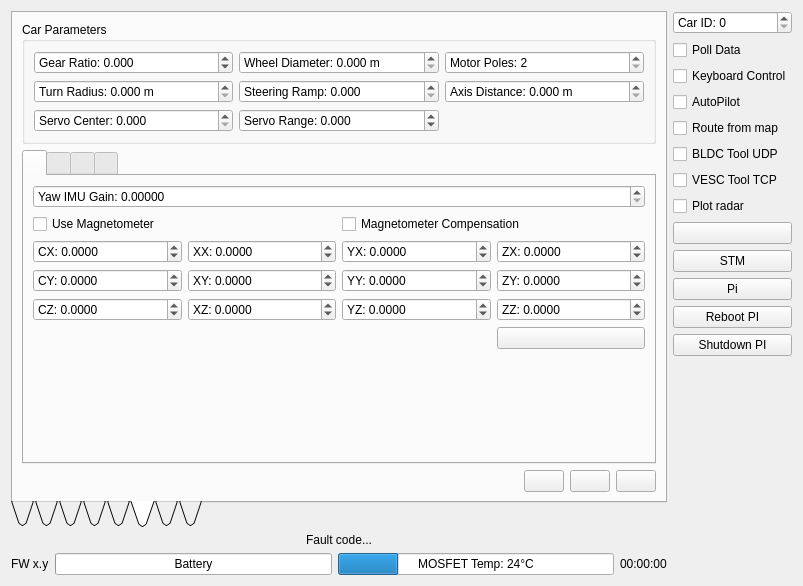
First picture: the form in Linux/RC_Car_Tool/carinterface.ui, repository vedderb/rise_sdvp, before the edit.
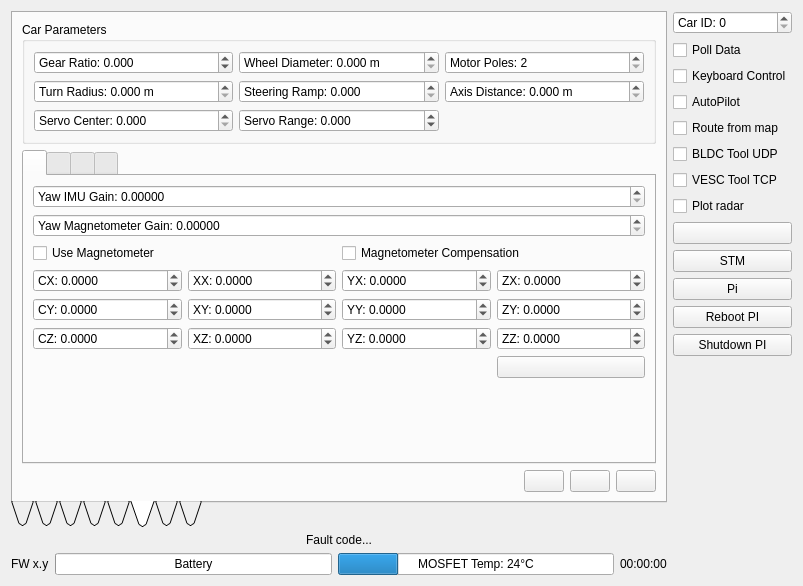
Second picture: the form after the edit. The open tabs and pages were chosen to show the change. Icons and pictures are not drawn. Custom widgets are drawn as their Qt base class.

What changed in the file:
```diff
--- a/Linux/RC_Car_Tool/carinterface.ui
+++ b/Linux/RC_Car_Tool/carinterface.ui
@@ -857,45 +857,7 @@
             <layout class="QVBoxLayout" name="verticalLayout_10">
              <item>
               <layout class="QGridLayout" name="gridLayout_2">
-               <item row="2" column="1">
-                <widget class="QDoubleSpinBox" name="confMagXxBox">
-                 <property name="prefix">
-                  <string>XX: </string>
-                 </property>
-                 <property name="decimals">
-                  <number>4</number>
-                 </property>
-                 <property name="minimum">
-                  <double>-1000.000000000000000</double>
-                 </property>
-                 <property name="maximum">
-                  <double>1000.000000000000000</double>
-                 </property>
-                 <property name="singleStep">
-                  <double>0.100000000000000</double>
-                 </property>
-                </widget>
-               </item>
-               <item row="4" column="1">
-                <widget class="QDoubleSpinBox" name="confMagXzBox">
-                 <property name="prefix">
-                  <string>XZ: </string>
-                 </property>
-                 <property name="decimals">
-                  <number>4</number>
-                 </property>
-                 <property name="minimum">
-                  <double>-1000.000000000000000</double>
-                 </property>
-                 <property name="maximum">
-                  <double>1000.000000000000000</double>
-                 </property>
-                 <property name="singleStep">
-                  <double>0.100000000000000</double>
-                 </property>
-                </widget>
-               </item>
-               <item row="4" column="0">
+               <item row="5" column="0">
                 <widget class="QDoubleSpinBox" name="confMagCzBox">
                  <property name="prefix">
                   <string>CZ: </string>
@@ -914,10 +876,10 @@
                  </property>
                 </widget>
                </item>
-               <item row="2" column="3">
-                <widget class="QDoubleSpinBox" name="confMagZxBox">
+               <item row="5" column="1">
+                <widget class="QDoubleSpinBox" name="confMagXzBox">
                  <property name="prefix">
-                  <string>ZX: </string>
+                  <string>XZ: </string>
                  </property>
                  <property name="decimals">
                   <number>4</number>
@@ -934,9 +896,9 @@
                 </widget>
                </item>
                <item row="4" column="3">
-                <widget class="QDoubleSpinBox" name="confMagZzBox">
+                <widget class="QDoubleSpinBox" name="confMagZyBox">
                  <property name="prefix">
-                  <string>ZZ: </string>
+                  <string>ZY: </string>
                  </property>
                  <property name="decimals">
                   <number>4</number>
@@ -952,7 +914,52 @@
                  </property>
                 </widget>
                </item>
-               <item row="5" column="3">
+               <item row="2" column="2" colspan="2">
+                <widget class="QCheckBox" name="confMagCompBox">
+                 <property name="text">
+                  <string>Magnetometer Compensation</string>
+                 </property>
+                </widget>
+               </item>
+               <item row="3" column="1">
+                <widget class="QDoubleSpinBox" name="confMagXxBox">
+                 <property name="prefix">
+                  <string>XX: </string>
+                 </property>
+                 <property name="decimals">
+                  <number>4</number>
+                 </property>
+                 <property name="minimum">
+                  <double>-1000.000000000000000</double>
+                 </property>
+                 <property name="maximum">
+                  <double>1000.000000000000000</double>
+                 </property>
+                 <property name="singleStep">
+                  <double>0.100000000000000</double>
+                 </property>
+                </widget>
+               </item>
+               <item row="4" column="0">
+                <widget class="QDoubleSpinBox" name="confMagCyBox">
+                 <property name="prefix">
+                  <string>CY: </string>
+                 </property>
+                 <property name="decimals">
+                  <number>4</number>
+                 </property>
+                 <property name="minimum">
+                  <double>-1000.000000000000000</double>
+                 </property>
+                 <property name="maximum">
+                  <double>1000.000000000000000</double>
+                 </property>
+                 <property name="singleStep">
+                  <double>0.100000000000000</double>
+                 </property>
+                </widget>
+               </item>
+               <item row="6" column="3">
                 <widget class="QPushButton" name="magCalLoadButton">
                  <property name="toolTip">
                   <string>Load from compensation tab</string>
@@ -966,10 +973,36 @@
                  </property>
                 </widget>
                </item>
+               <item row="2" column="0" colspan="2">
+                <widget class="QCheckBox" name="confMagUseBox">
+                 <property name="text">
+                  <string>Use Magnetometer</string>
+                 </property>
+                </widget>
+               </item>
+               <item row="5" column="3">
+                <widget class="QDoubleSpinBox" name="confMagZzBox">
+                 <property name="prefix">
+                  <string>ZZ: </string>
+                 </property>
+                 <property name="decimals">
+                  <number>4</number>
+                 </property>
+                 <property name="minimum">
+                  <double>-1000.000000000000000</double>
+                 </property>
+                 <property name="maximum">
+                  <double>1000.000000000000000</double>
+                 </property>
+                 <property name="singleStep">
+                  <double>0.100000000000000</double>
+                 </property>
+                </widget>
+               </item>
                <item row="4" column="2">
-                <widget class="QDoubleSpinBox" name="confMagYzBox">
+                <widget class="QDoubleSpinBox" name="confMagYyBox">
                  <property name="prefix">
-                  <string>YZ: </string>
+                  <string>YY: </string>
                  </property>
                  <property name="decimals">
                   <number>4</number>
@@ -985,7 +1018,7 @@
                  </property>
                 </widget>
                </item>
-               <item row="3" column="1">
+               <item row="4" column="1">
                 <widget class="QDoubleSpinBox" name="confMagXyBox">
                  <property name="prefix">
                   <string>XY: </string>
@@ -1004,64 +1037,7 @@
                  </property>
                 </widget>
                </item>
-               <item row="3" column="0">
-                <widget class="QDoubleSpinBox" name="confMagCyBox">
-                 <property name="prefix">
-                  <string>CY: </string>
-                 </property>
-                 <property name="decimals">
-                  <number>4</number>
-                 </property>
-                 <property name="minimum">
-                  <double>-1000.000000000000000</double>
-                 </property>
-                 <property name="maximum">
-                  <double>1000.000000000000000</double>
-                 </property>
-                 <property name="singleStep">
-                  <double>0.100000000000000</double>
-                 </property>
-                </widget>
-               </item>
-               <item row="2" column="0">
-                <widget class="QDoubleSpinBox" name="confMagCxBox">
-                 <property name="prefix">
-                  <string>CX: </string>
-                 </property>
-                 <property name="decimals">
-                  <number>4</number>
-                 </property>
-                 <property name="minimum">
-                  <double>-1000.000000000000000</double>
-                 </property>
-                 <property name="maximum">
-                  <double>1000.000000000000000</double>
-                 </property>
-                 <property name="singleStep">
-                  <double>0.100000000000000</double>
-                 </property>
-                </widget>
-               </item>
                <item row="3" column="2">
-                <widget class="QDoubleSpinBox" name="confMagYyBox">
-                 <property name="prefix">
-                  <string>YY: </string>
-                 </property>
-                 <property name="decimals">
-                  <number>4</number>
-                 </property>
-                 <property name="minimum">
-                  <double>-1000.000000000000000</double>
-                 </property>
-                 <property name="maximum">
-                  <double>1000.000000000000000</double>
-                 </property>
-                 <property name="singleStep">
-                  <double>0.100000000000000</double>
-                 </property>
-                </widget>
-               </item>
-               <item row="2" column="2">
                 <widget class="QDoubleSpinBox" name="confMagYxBox">
                  <property name="prefix">
                   <string>YX: </string>
@@ -1081,9 +1057,9 @@
                 </widget>
                </item>
                <item row="3" column="3">
-                <widget class="QDoubleSpinBox" name="confMagZyBox">
+                <widget class="QDoubleSpinBox" name="confMagZxBox">
                  <property name="prefix">
-                  <string>ZY: </string>
+                  <string>ZX: </string>
                  </property>
                  <property name="decimals">
                   <number>4</number>
@@ -1115,17 +1091,57 @@
                  </property>
                 </widget>
                </item>
-               <item row="1" column="2" colspan="2">
-                <widget class="QCheckBox" name="confMagCompBox">
-                 <property name="text">
-                  <string>Magnetometer Compensation</string>
+               <item row="3" column="0">
+                <widget class="QDoubleSpinBox" name="confMagCxBox">
+                 <property name="prefix">
+                  <string>CX: </string>
                  </property>
+                 <property name="decimals">
+                  <number>4</number>
+                 </property>
+                 <property name="minimum">
+                  <double>-1000.000000000000000</double>
+                 </property>
+                 <property name="maximum">
+                  <double>1000.000000000000000</double>
+                 </property>
+                 <property name="singleStep">
+                  <double>0.100000000000000</double>
+                 </property>
                 </widget>
                </item>
-               <item row="1" column="0" colspan="2">
-                <widget class="QCheckBox" name="confMagUseBox">
-                 <property name="text">
-                  <string>Use Magnetometer</string>
+               <item row="5" column="2">
+                <widget class="QDoubleSpinBox" name="confMagYzBox">
+                 <property name="prefix">
+                  <string>YZ: </string>
+                 </property>
+                 <property name="decimals">
+                  <number>4</number>
+                 </property>
+                 <property name="minimum">
+                  <double>-1000.000000000000000</double>
+                 </property>
+                 <property name="maximum">
+                  <double>1000.000000000000000</double>
+                 </property>
+                 <property name="singleStep">
+                  <double>0.100000000000000</double>
+                 </property>
+                </widget>
+               </item>
+               <item row="1" column="0" colspan="4">
+                <widget class="QDoubleSpinBox" name="confYawMagGainBox">
+                 <property name="prefix">
+                  <string>Yaw Magnetometer Gain: </string>
+                 </property>
+                 <property name="decimals">
+                  <number>5</number>
+                 </property>
+                 <property name="maximum">
+                  <double>1000.000000000000000</double>
+                 </property>
+                 <property name="singleStep">
+                  <double>0.010000000000000</double>
                  </property>
                 </widget>
                </item>
```
